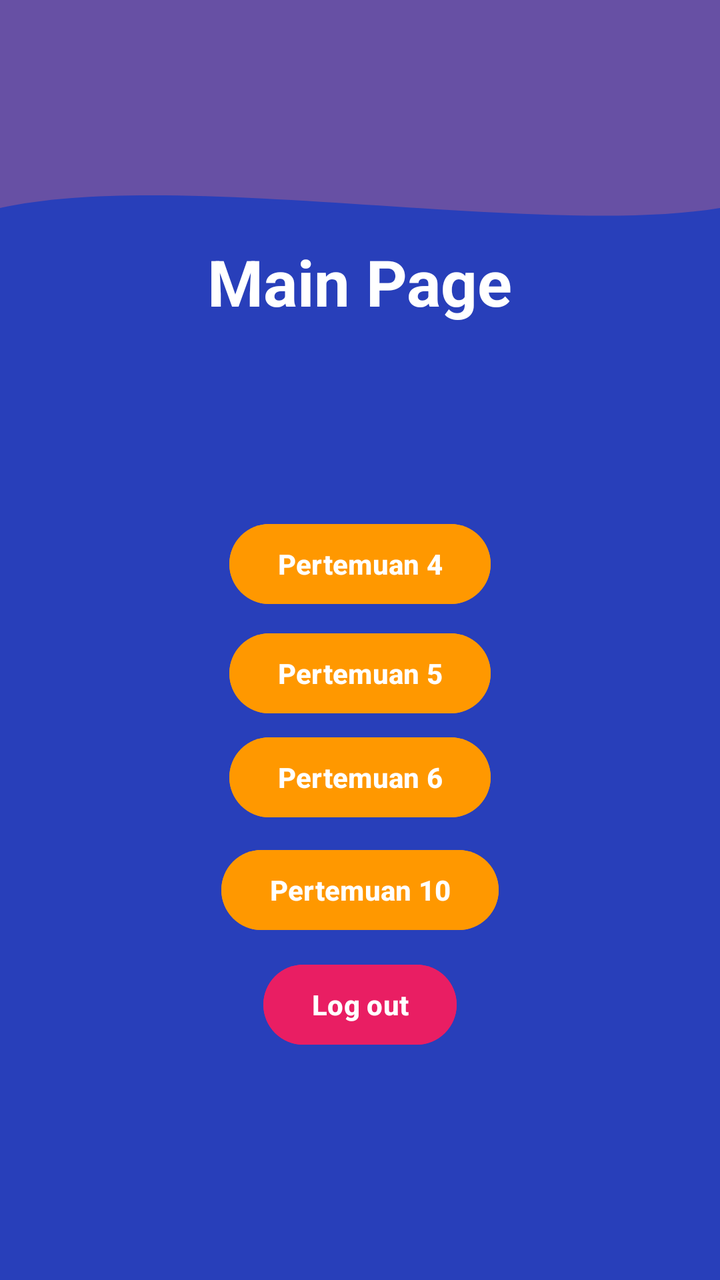
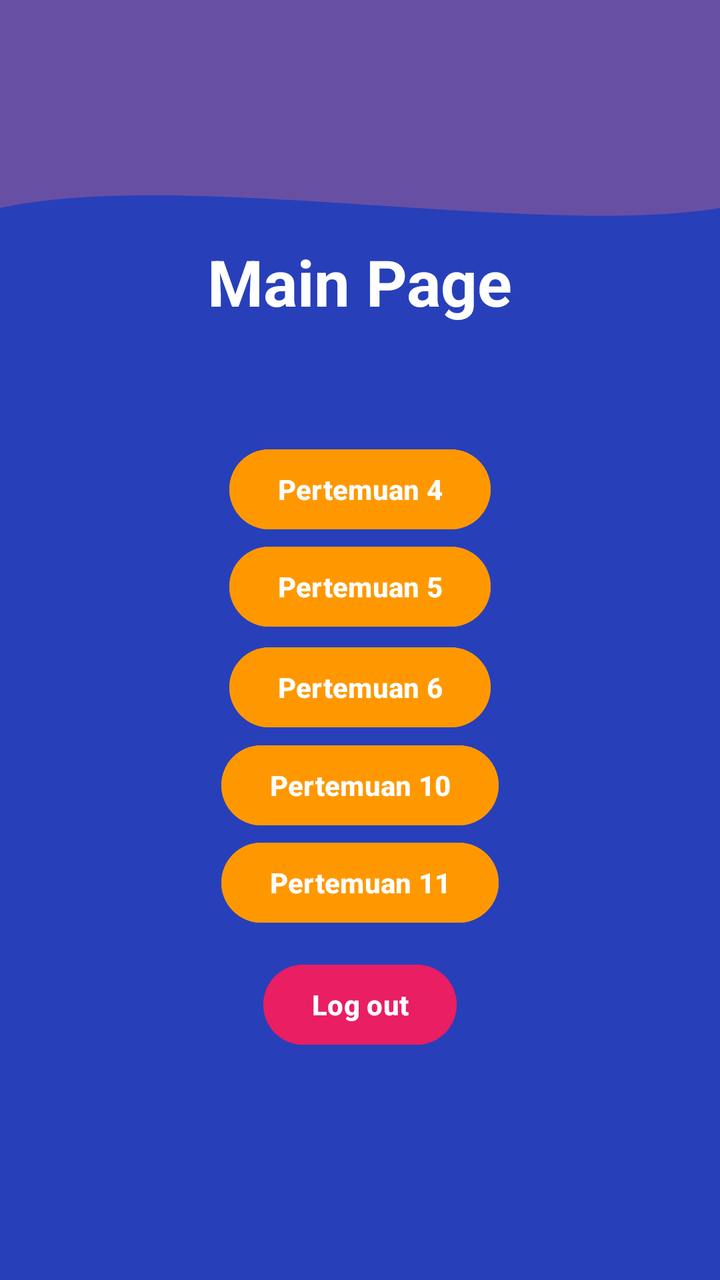

Before-and-after screenshots of an Android layout around one commit, followed by the original layout XML and the change that was made.
<!-- AndroidManifest.xml: application theme Theme.Neptune_Alvin -->
<!-- res/layout/fragment_home.xml -->
<?xml version="1.0" encoding="utf-8"?>
<androidx.constraintlayout.widget.ConstraintLayout xmlns:android="http://schemas.android.com/apk/res/android"
    xmlns:tools="http://schemas.android.com/tools"
    android:layout_width="match_parent"
    android:layout_height="match_parent"
    xmlns:app="http://schemas.android.com/apk/res-auto"
    android:background="#283FBA"
    tools:context=".Home.HomeFragment">


    <View
        android:id="@+id/background_header"
        android:layout_width="0dp"
        android:layout_height="100dp"
        android:background="@drawable/bg_header_wave"
        app:layout_constraintEnd_toEndOf="parent"
        app:layout_constraintHorizontal_bias="0.0"
        app:layout_constraintStart_toStartOf="parent"
        app:layout_constraintTop_toBottomOf="@+id/toolbar" />

    <androidx.appcompat.widget.Toolbar
        android:id="@+id/toolbar"
        android:layout_width="match_parent"
        android:layout_height="?attr/actionBarSize"
        android:background="?attr/colorPrimary"
        app:layout_constraintEnd_toEndOf="parent"
        app:layout_constraintHorizontal_bias="1.0"
        app:layout_constraintStart_toStartOf="parent"
        app:layout_constraintTop_toTopOf="parent"
        app:layout_scrollFlags="scroll|enterAlways"
        app:subtitleTextColor="@android:color/white"
        app:titleTextColor="@android:color/white" />

    <TextView
        android:id="@+id/textView"
        android:layout_width="wrap_content"
        android:layout_height="wrap_content"
        android:text="Main Page"
        android:textStyle="bold"
        android:textSize="32dp"
        android:textColor="@color/white"
        app:layout_constraintBottom_toBottomOf="parent"
        app:layout_constraintEnd_toEndOf="parent"
        app:layout_constraintHorizontal_bias="0.500"
        app:layout_constraintStart_toStartOf="parent"
        app:layout_constraintTop_toTopOf="parent"
        app:layout_constraintVertical_bias="0.2" />

    <Button
        android:id="@+id/btnToFourth"
        android:layout_width="wrap_content"
        android:layout_height="wrap_content"
        android:backgroundTint="#FF9800"
        android:text="Pertemuan 4"
        android:textStyle="bold"
        app:layout_constraintBottom_toBottomOf="parent"
        app:layout_constraintEnd_toEndOf="parent"
        app:layout_constraintStart_toStartOf="parent"
        app:layout_constraintTop_toTopOf="parent"
        app:layout_constraintVertical_bias="0.436" />

    <Button
        android:id="@+id/btnToFifth"
        android:layout_width="wrap_content"
        android:layout_height="wrap_content"
        android:backgroundTint="#FF9800"
        android:text="Pertemuan 5"
        android:textStyle="bold"
        app:layout_constraintBottom_toBottomOf="parent"
        app:layout_constraintEnd_toEndOf="parent"
        app:layout_constraintStart_toStartOf="parent"
        app:layout_constraintTop_toTopOf="parent"
        app:layout_constraintVertical_bias="0.528" />

    <Button
        android:id="@+id/btnToSixth"
        android:layout_width="wrap_content"
        android:layout_height="wrap_content"
        android:backgroundTint="#FF9800"
        android:text="Pertemuan 6"
        android:textStyle="bold"
        app:layout_constraintBottom_toBottomOf="parent"
        app:layout_constraintEnd_toEndOf="parent"
        app:layout_constraintStart_toStartOf="parent"
        app:layout_constraintTop_toTopOf="parent"
        app:layout_constraintVertical_bias="0.616" />

    <Button
        android:id="@+id/btnToTenth"
        android:layout_width="wrap_content"
        android:layout_height="wrap_content"
        android:backgroundTint="#FF9800"
        android:text="Pertemuan 10"
        android:textStyle="bold"
        app:layout_constraintBottom_toBottomOf="parent"
        app:layout_constraintEnd_toEndOf="parent"
        app:layout_constraintStart_toStartOf="parent"
        app:layout_constraintTop_toTopOf="parent"
        app:layout_constraintVertical_bias="0.711" />

    <Button
        android:id="@+id/btnLogout"
        android:layout_width="wrap_content"
        android:layout_height="wrap_content"
        android:backgroundTint="#E91E63"
        android:text="Log out"
        android:textStyle="bold"
        app:layout_constraintBottom_toBottomOf="parent"
        app:layout_constraintEnd_toEndOf="parent"
        app:layout_constraintStart_toStartOf="parent"
        app:layout_constraintTop_toTopOf="parent"
        app:layout_constraintVertical_bias="0.808" />

</androidx.constraintlayout.widget.ConstraintLayout>
<!-- resources referenced by this layout -->
<resources>
  <color name="white">#FFFFFFFF</color>
  <!-- drawable bg_header_wave (drawable) -->
  <vector xmlns:android="http://schemas.android.com/apk/res/android"
          android:width="100dp"
          android:height="100dp"
          android:viewportWidth="100"
          android:viewportHeight="100">
  
          
          <path
              android:fillColor="#6750A4"
              android:pathData="
              M0,0
              L100,0
              L100,40
              C 75,55
                25,20
                0,40
              Z" />
      </vector>
  <style name="Theme.Neptune_Alvin" parent="Base.Theme.Neptune_Alvin" />
  <style name="Base.Theme.Neptune_Alvin" parent="Theme.Material3.DayNight.NoActionBar">
          
          
      </style>
</resources>

<!-- the commit's change to res/layout/fragment_home.xml (unified diff, before → after) -->
@@ -57,7 +57,7 @@
         app:layout_constraintEnd_toEndOf="parent"
         app:layout_constraintStart_toStartOf="parent"
         app:layout_constraintTop_toTopOf="parent"
-        app:layout_constraintVertical_bias="0.436" />
+        app:layout_constraintVertical_bias="0.373" />
 
     <Button
         android:id="@+id/btnToFifth"
@@ -70,7 +70,7 @@
         app:layout_constraintEnd_toEndOf="parent"
         app:layout_constraintStart_toStartOf="parent"
         app:layout_constraintTop_toTopOf="parent"
-        app:layout_constraintVertical_bias="0.528" />
+        app:layout_constraintVertical_bias="0.455" />
 
     <Button
         android:id="@+id/btnToSixth"
@@ -83,7 +83,7 @@
         app:layout_constraintEnd_toEndOf="parent"
         app:layout_constraintStart_toStartOf="parent"
         app:layout_constraintTop_toTopOf="parent"
-        app:layout_constraintVertical_bias="0.616" />
+        app:layout_constraintVertical_bias="0.54" />
 
     <Button
         android:id="@+id/btnToTenth"
@@ -96,7 +96,20 @@
         app:layout_constraintEnd_toEndOf="parent"
         app:layout_constraintStart_toStartOf="parent"
         app:layout_constraintTop_toTopOf="parent"
-        app:layout_constraintVertical_bias="0.711" />
+        app:layout_constraintVertical_bias="0.623" />
+
+    <Button
+        android:id="@+id/btnToEleventh"
+        android:layout_width="wrap_content"
+        android:layout_height="wrap_content"
+        android:backgroundTint="#FF9800"
+        android:text="Pertemuan 11"
+        android:textStyle="bold"
+        app:layout_constraintBottom_toBottomOf="parent"
+        app:layout_constraintEnd_toEndOf="parent"
+        app:layout_constraintStart_toStartOf="parent"
+        app:layout_constraintTop_toTopOf="parent"
+        app:layout_constraintVertical_bias="0.705" />
 
     <Button
         android:id="@+id/btnLogout"
